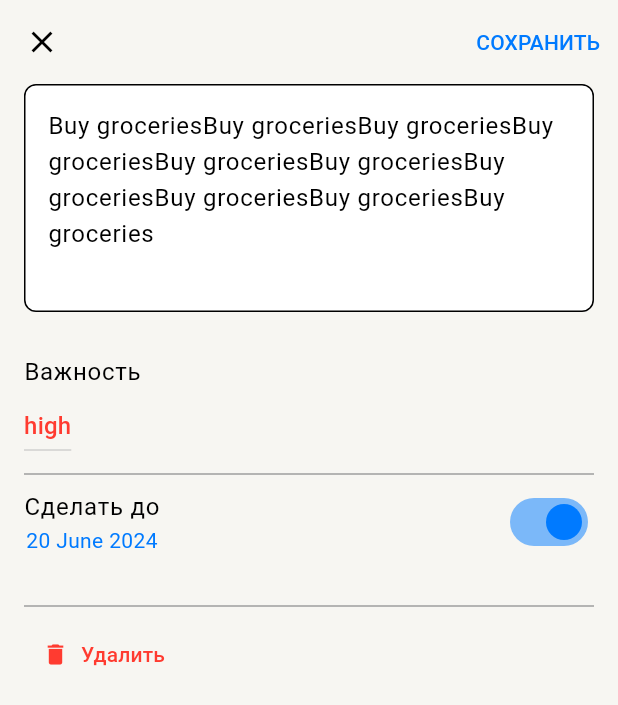
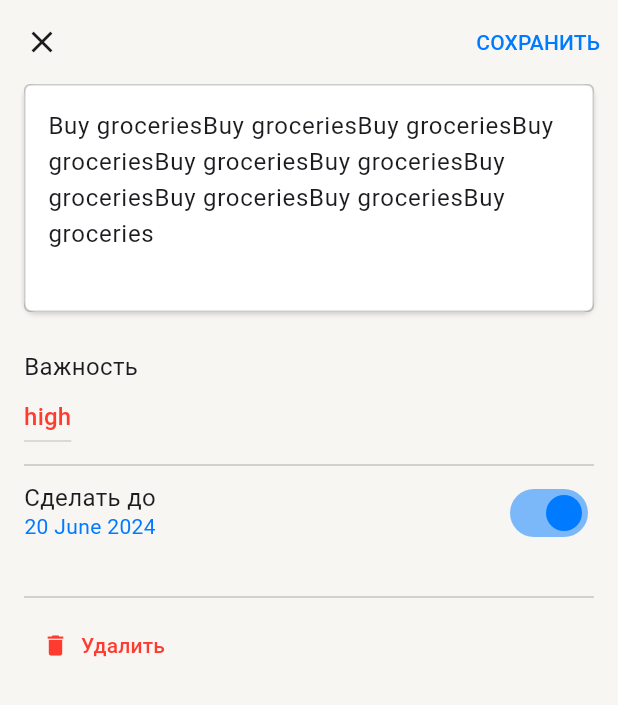
Before and after one commit to truefalsemary/Flutter-todo-app, a Flutter app: the screen it shows after launch, after a tap on the "info" icon, on a phone screen of 412 x 824 dp. Shown: the top 705 px of the screen. Run offline on Flutter 3.47's test engine with Material 3 defaults, Android fonts, the phone set to English and light mode, and no system bars; our stand-ins replace equatable, flutter_bloc; missing offline and left inert: theme_extensions_builder_annotation.

Commit message:
feat: add themes

```diff
--- a/lib/data/task_entity.dart
+++ b/lib/data/task_entity.dart
@@ -51,10 +51,8 @@ class TodoEntity extends Equatable {
 enum Priority {
   no,
   low,
-  high,
-}
+  high;
 
-extension PriorityExt on Priority {
   parseToString() {
     switch (this) {
       case Priority.no:
--- a/lib/main.dart
+++ b/lib/main.dart
@@ -1,5 +1,6 @@
 import 'package:flutter/material.dart';
 import 'package:flutter_bloc/flutter_bloc.dart';
+import 'package:flutter_todo_app/ui/common/app_colors.dart';
 import 'package:flutter_todo_app/ui/screens/main_screen.dart';
 import 'package:flutter_todo_app/ui/screens/task_screen.dart';
 import 'package:logging/logging.dart';
@@ -31,40 +32,58 @@ class MyApp extends StatelessWidget {
           TaskScreen.routeName: (context) => const TaskScreen(),
         },
         title: 'Flutter Demo',
-        theme: ThemeData(
-          colorScheme: const ColorScheme(
-            brightness: Brightness.light,
-            primary: Color(0xFFF7F6F2),
-            onPrimary: Color(0xFF000000),
-            // secondary: Color(0xFFFFFFFF),
-            // onSecondary: Color(0x99000000),
-            secondary: Color(0xFF007AFF),
-            onSecondary: Color(0xFFFFFFFF),
-            tertiary: Color(0x4D000000),
-            error: Color(0xFFFF3B30),
-            onError: Color(0xFFFFFFFF),
-            surface: Color(0xFFF7F6F2),
-            onSurface: Color(0xFF000000),
-          ),
-
+        theme: ThemeData.light(useMaterial3: true).copyWith(
           // TODO(TrueFalseMary): подумать как лучше сделать тему с учетом критических заметок
           checkboxTheme: const CheckboxThemeData(),
-
+          textSelectionTheme: const TextSelectionThemeData(
+            cursorColor: AppColors.lightColorBlue,
+            selectionHandleColor: AppColors.lightColorBlue,
+          ),
           datePickerTheme: DatePickerThemeData(
             cancelButtonStyle: TextButton.styleFrom(
-              foregroundColor: const Color(0xFF007AFF),
+              foregroundColor: AppColors.lightColorBlue,
             ),
             confirmButtonStyle: TextButton.styleFrom(
-              foregroundColor: const Color(0xFF007AFF),
+              foregroundColor: AppColors.lightColorBlue,
+            ),
+            backgroundColor: AppColors.lightBackPrimary,
+            dayStyle: const TextStyle(color: Colors.white),
+            dayBackgroundColor: WidgetStateProperty.resolveWith((states) {
+              if (states.contains(WidgetState.selected)) {
+                return AppColors
+                    .lightColorBlue; // Change background color of selected day
+              }
+              return Colors
+                  .transparent; // Background color of non-selected days
+            }),
+            todayBackgroundColor: WidgetStateProperty.resolveWith((states) {
+              if (states.contains(WidgetState.selected)) {
+                return AppColors
+                    .lightColorBlue; // Change background color of selected day
+              }
+              return Colors
+                  .transparent; // Background color of non-selected days
+            }),
+            todayBorder: const BorderSide(color: AppColors.lightColorBlue),
+          ),
+          iconTheme: const IconThemeData(color: AppColors.lightLabelTertiary),
+          floatingActionButtonTheme: const FloatingActionButtonThemeData(
+            backgroundColor: AppColors.lightColorBlue,
+            foregroundColor: AppColors.lightBackPrimary,
+            shape: CircleBorder(),
+          ),
+          inputDecorationTheme: const InputDecorationTheme(
+            labelStyle: TextStyle(color: AppColors.lightLabelPrimary),
+            // isCollapsed: true,
+
+            enabledBorder: OutlineInputBorder(
+              borderSide: BorderSide(color: AppColors.lightSupportSeparator),
+            ),
+            focusedBorder: OutlineInputBorder(
+              borderSide: BorderSide(color: AppColors.lightSupportSeparator),
             ),
           ),
-          iconTheme: const IconThemeData(color: Color(0x4D000000)),
-          floatingActionButtonTheme: const FloatingActionButtonThemeData(
-            backgroundColor: Color(0xFF007AFF),
-            foregroundColor: Color(0xFFFFFFFF),
-            shape: CircleBorder(),
-          ),
-          useMaterial3: true,
+          extensions: <ThemeExtension>[AppColorsTheme.light()],
         ),
       ),
     );
--- /dev/null
+++ b/lib/ui/common/app_colors.dart
@@ -0,0 +1,118 @@
+import 'package:flutter/material.dart';
+import 'package:theme_extensions_builder_annotation/theme_extensions_builder_annotation.dart';
+
+part 'app_colors.g.theme.dart';
+
+@immutable
+@themeExtensions
+class AppColorsTheme extends ThemeExtension<AppColorsTheme>
+    with _$ThemeExtensionMixin {
+  const AppColorsTheme(
+      {required this.supportSeparator,
+      required this.supportOverlay,
+      required this.labelPrimary,
+      required this.labelSecondary,
+      required this.labelTertiary,
+      required this.labelDisable,
+      required this.colorRed,
+      required this.colorGreen,
+      required this.colorBlue,
+      required this.colorGray,
+      required this.colorLightGray,
+      required this.colorWhite,
+      required this.backPrimary,
+      required this.backSecondary,
+      required this.backElevated});
+
+  factory AppColorsTheme.light() {
+    return const AppColorsTheme(
+      supportSeparator: AppColors.lightSupportSeparator,
+      supportOverlay: AppColors.lightSupportOverlay,
+      labelPrimary: AppColors.lightLabelPrimary,
+      labelSecondary: AppColors.lightLabelSecondary,
+      labelTertiary: AppColors.lightLabelTertiary,
+      labelDisable: AppColors.lightLabelDisable,
+      colorRed: AppColors.lightColorRed,
+      colorGreen: AppColors.lightColorGreen,
+      colorBlue: AppColors.lightColorBlue,
+      colorGray: AppColors.lightColorGray,
+      colorLightGray: AppColors.lightColorLightGray,
+      colorWhite: AppColors.lightColorWhite,
+      backPrimary: AppColors.lightBackPrimary,
+      backSecondary: AppColors.lightBackSecondary,
+      backElevated: AppColors.lightBackElevated,
+    );
+  }
+
+  factory AppColorsTheme.dark() {
+    return const AppColorsTheme(
+      supportSeparator: AppColors.darkSupportSeparator,
+      supportOverlay: AppColors.darkSupportOverlay,
+      labelPrimary: AppColors.darkLabelPrimary,
+      labelSecondary: AppColors.darkLabelSecondary,
+      labelTertiary: AppColors.darkLabelTertiary,
+      labelDisable: AppColors.darkLabelDisable,
+      colorRed: AppColors.darkColorRed,
+      colorGreen: AppColors.darkColorGreen,
+      colorBlue: AppColors.darkColorBlue,
+      colorGray: AppColors.darkColorGray,
+      colorLightGray: AppColors.darkColorLightGray,
+      colorWhite: AppColors.darkColorWhite,
+      backPrimary: AppColors.darkBackPrimary,
+      backSecondary: AppColors.darkBackSecondary,
+      backElevated: AppColors.darkBackElevated,
+    );
+  }
+
+  final Color supportSeparator;
+  final Color supportOverlay;
+  final Color labelPrimary;
+  final Color labelSecondary;
+  final Color labelTertiary;
+  final Color labelDisable;
+  final Color colorRed;
+  final Color colorGreen;
+  final Color colorBlue;
+  final Color colorGray;
+  final Color colorLightGray;
+  final Color colorWhite;
+  final Color backPrimary;
+  final Color backSecondary;
+  final Color backElevated;
+}
+
+class AppColors {
+  AppColors._();
+
+  static const lightSupportSeparator = Color(0x33000000);
+  static const lightSupportOverlay = Color(0x0F000000);
+  static const lightLabelPrimary = Color(0xFF000000);
+  static const lightLabelSecondary = Color(0x99000000);
+  static const lightLabelTertiary = Color(0x4D000000);
+  static const lightLabelDisable = Color(0x26000000);
+  static const lightColorRed = Color(0xFFFF3B30);
+  static const lightColorGreen = Color(0xFF34C759);
+  static const lightColorBlue = Color(0xFF007AFF);
+  static const lightColorGray = Color(0xFF8E8E93);
+  static const lightColorLightGray = Color(0xFFD1D1D6);
+  static const lightColorWhite = Color(0xFFFFFFFF);
+  static const lightBackPrimary = Color(0xFFF7F6F2);
+  static const lightBackSecondary = Color(0xFFFFFFFF);
+  static const lightBackElevated = Color(0xFFFFFFFF);
+
+  static const darkSupportSeparator = Color(0x33FFFFFF);
+  static const darkSupportOverlay = Color(0x52000000);
+  static const darkLabelPrimary = Color(0xFFFFFFFF);
+  static const darkLabelSecondary = Color(0x99FFFFFF);
+  static const darkLabelTertiary = Color(0x66FFFFFF);
+  static const darkLabelDisable = Color(0x26FFFFFF);
+  static const darkColorRed = Color(0xFFFF453A);
+  static const darkColorGreen = Color(0xFF32D74B);
+  static const darkColorBlue = Color(0xFF0A84FF);
+  static const darkColorGray = Color(0xFF48484A);
+  static const darkColorLightGray = Color(0xFFD1D1D6);
+  static const darkColorWhite = Color(0xFFFFFFFF);
+  static const darkBackPrimary = Color(0xFF161618);
+  static const darkBackSecondary = Color(0xFF252528);
+  static const darkBackElevated = Color(0xFF3C3C3F);
+}
--- /dev/null
+++ b/lib/ui/common/app_fonts.dart
@@ -0,0 +1,39 @@
+import 'package:flutter/material.dart';
+
+class AppFonts {
+  static TextStyle b1 = const TextStyle(
+    fontWeight: FontWeight.w400,
+    fontSize: 16,
+    height: 20.0 / 16,
+  );
+
+  static TextStyle b2 = const TextStyle(
+    fontWeight: FontWeight.w400,
+    fontSize: 16,
+    height: 18.0 / 16,
+  );
+
+  static TextStyle b3 = const TextStyle(
+    fontWeight: FontWeight.w400,
+    fontSize: 16,
+    height: 1,
+  );
+
+  static TextStyle h1 = const TextStyle(
+    fontWeight: FontWeight.w500,
+    fontSize: 32,
+    height: 37.5 / 32,
+  );
+
+  static TextStyle caption1 = const TextStyle(
+    fontWeight: FontWeight.w400,
+    fontSize: 14,
+    height: 20.0 / 14,
+  );
+
+  static TextStyle caption2 = const TextStyle(
+    fontWeight: FontWeight.w400,
+    fontSize: 14,
+    height: 16.0 / 14,
+  );
+}
--- a/lib/ui/components/many_tasks/app_checkbox.dart
+++ b/lib/ui/components/many_tasks/app_checkbox.dart
@@ -1,4 +1,5 @@
 import 'package:flutter/material.dart';
+import 'package:flutter_todo_app/ui/common/app_colors.dart';
 
 class AppCheckbox extends StatelessWidget {
   const AppCheckbox({
@@ -17,30 +18,26 @@ class AppCheckbox extends StatelessWidget {
     return Checkbox(
       value: value,
       onChanged: onChanged,
-      activeColor: Colors.red,
       side: BorderSide(
         color: isCritical
-            ? Theme.of(context).colorScheme.error
-            : Theme.of(context)
-                .colorScheme
-                .tertiary, // Customize the border color here
-        width: 2.0, // Adjust the border width if needed
+            ? context.appColors.colorRed
+            : context.appColors.supportSeparator,
+        width: 2.0,
       ),
-      checkColor: Theme.of(context).colorScheme.primary,
+      checkColor: context.appColors.backPrimary,
       fillColor: WidgetStateProperty.resolveWith<Color>((states) {
         if (states.contains(WidgetState.selected)) {
           return isCritical
-              ? Theme.of(context).colorScheme.error
-              // TODO(TrueFalseMary): вынести в тему
-              : const Color(0xFF34C759);
+              ? context.appColors.colorRed
+              : context.appColors.colorGreen;
         }
         if (states.contains(WidgetState.disabled)) {
-          return Theme.of(context).colorScheme.tertiary;
+          return context.appColors.labelTertiary;
         }
 
         return isCritical
-            ? Theme.of(context).colorScheme.error.withOpacity(0.4)
-            : Theme.of(context).colorScheme.primary;
+            ? context.appColors.colorRed.withOpacity(0.4)
+            : context.appColors.colorWhite;
       }),
     );
   }
--- a/lib/ui/components/many_tasks/dismissible_list_tile.dart
+++ b/lib/ui/components/many_tasks/dismissible_list_tile.dart
@@ -10,27 +10,27 @@ class _DismissibleTodoListTile extends StatelessWidget {
     return Dismissible(
       key: ValueKey<int>(todo.id),
       background: ColoredBox(
-        color: Colors.green,
+        color: context.appColors.colorGreen,
         child: Align(
           alignment: Alignment.centerLeft,
           child: Padding(
             padding: const EdgeInsets.only(left: 24),
             child: Icon(
               Icons.check,
-              color: Theme.of(context).colorScheme.primary,
+              color: context.appColors.backPrimary,
             ),
           ),
         ),
       ),
       secondaryBackground: ColoredBox(
-        color: Colors.red,
+        color: context.appColors.colorRed,
         child: Align(
           alignment: Alignment.centerRight,
           child: Padding(
             padding: const EdgeInsets.only(right: 24),
             child: Icon(
               Icons.delete,
-              color: Theme.of(context).colorScheme.primary,
+              color: context.appColors.backPrimary,
             ),
           ),
         ),
@@ -86,9 +86,7 @@ class _TodoListTile extends StatelessWidget {
                   ? TextDecoration.lineThrough
                   : TextDecoration.none,
               decorationColor: todo.isCompleted
-                  ? Theme.of(context)
-                      .colorScheme
-                      .tertiary // Change this to your desired line color
+                  ? context.appColors.labelTertiary
                   : Colors.transparent,
             ),
           )),
--- a/lib/ui/components/many_tasks/main_screen_appbar.dart
+++ b/lib/ui/components/many_tasks/main_screen_appbar.dart
@@ -34,12 +34,17 @@ class _MainScreenSliverPersistentHeaderDelegate
       alignment: Alignment.bottomCenter,
       child: DecoratedBox(
         decoration: BoxDecoration(
-          color: Theme.of(context).colorScheme.surface,
+          color: context.appColors.backPrimary,
           boxShadow: [
             BoxShadow(
+              offset: const Offset(0, 1),
+              color: context.appColors.supportOverlay.withOpacity(0.2),
+              blurRadius: 10,
+            ),
+            BoxShadow(
               offset: const Offset(0, 4),
-              color: Theme.of(context).colorScheme.onPrimary.withOpacity(0.4),
-              blurRadius: 10,
+              color: context.appColors.supportOverlay.withOpacity(0.12),
+              blurRadius: 5,
             )
           ],
         ),
@@ -51,7 +56,7 @@ class _MainScreenSliverPersistentHeaderDelegate
                 left: 60 - 44 * shrinkCoef,
                 child: Text(
                   'Мои дела',
-                  style: Theme.of(context).textTheme.headlineLarge,
+                  style: AppFonts.h1,
                 ),
               ),
               if (shrinkOffset < maxExtent - minExtent)
@@ -72,17 +77,17 @@ class _MainScreenSliverPersistentHeaderDelegate
     );
   }
 
-  double _countCoeff(double shrinkOffset) {
-    return math.min(shrinkOffset, maxExtent - minExtent) /
-        (maxExtent - minExtent);
-  }
-
   @override
   bool shouldRebuild(
       covariant _MainScreenSliverPersistentHeaderDelegate oldDelegate) {
     return oldDelegate.minExtent != minExtent ||
         oldDelegate.maxExtent != maxExtent ||
         oldDelegate.state != state;
+  }
+
+  double _countCoeff(double shrinkOffset) {
+    return math.min(shrinkOffset, maxExtent - minExtent) /
+        (maxExtent - minExtent);
   }
 
   Widget _buildIconButton(BuildContext context) {
@@ -94,7 +99,7 @@ class _MainScreenSliverPersistentHeaderDelegate
         (state as ManyTasksSuccess).showCompleted
             ? Icons.visibility_off
             : Icons.visibility,
-        color: Theme.of(context).colorScheme.secondary,
+        color: context.appColors.colorBlue,
       ),
     );
   }
@@ -102,7 +107,8 @@ class _MainScreenSliverPersistentHeaderDelegate
   Widget _buildTasksCount(BuildContext context) {
     return Text(
       'Выполнено — ${(state as ManyTasksSuccess).todos.where((todo) => todo.isCompleted).length}',
-      style: Theme.of(context).textTheme.bodyLarge,
+      style: AppFonts.b2
+          .copyWith(color: context.appColors.labelTertiary.withOpacity(0.3)),
     );
   }
 }
--- a/lib/ui/components/many_tasks/task_list_widget.dart
+++ b/lib/ui/components/many_tasks/task_list_widget.dart
@@ -13,10 +13,22 @@ class _TaskListWidget extends StatelessWidget {
       return SliverPadding(
           padding: const EdgeInsets.symmetric(horizontal: 8, vertical: 16),
           sliver: DecoratedSliver(
-            decoration: const BoxDecoration(
+            decoration: BoxDecoration(
               color: Colors.white,
               shape: BoxShape.rectangle,
-              borderRadius: BorderRadius.all(Radius.circular(8)),
+              borderRadius: const BorderRadius.all(Radius.circular(8)),
+              boxShadow: [
+                BoxShadow(
+                  offset: Offset.zero,
+                  color: context.appColors.supportOverlay.withOpacity(0.06),
+                  blurRadius: 2,
+                ),
+                BoxShadow(
+                  offset: const Offset(0, 2),
+                  color: context.appColors.supportOverlay.withOpacity(0.12),
+                  blurRadius: 2,
+                )
+              ],
             ),
             sliver: SliverPadding(
               padding: const EdgeInsets.only(top: 4),
--- a/lib/ui/components/one_task/task_deadline_section_widget.dart
+++ b/lib/ui/components/one_task/task_deadline_section_widget.dart
@@ -13,18 +13,16 @@ class _DeadlineSection extends StatelessWidget {
           children: [
             Text(
               'Сделать до',
-              style: Theme.of(context).textTheme.bodyLarge,
+              style: AppFonts.b2,
             ),
             Text(
               formatDate(context.watch<OneTaskNotifier>().todo.deadline) ?? '',
-              style: TextStyle(
-                color: Theme.of(context).colorScheme.secondary,
-              ),
+              style: TextStyle(color: context.appColors.colorBlue),
             ),
           ],
         ),
         Switch(
-            activeColor: Theme.of(context).colorScheme.secondary,
+            activeColor: context.appColors.colorBlue,
             value: context.watch<OneTaskNotifier>().todo.deadline != null,
             onChanged: (value) async {
               if (!value) {
@@ -77,11 +75,11 @@ class _DeleteSection extends StatelessWidget {
             },
             label: Text(
               'Удалить',
-              style: TextStyle(color: Theme.of(context).colorScheme.error),
+              style: TextStyle(color: context.appColors.colorRed),
             ),
             icon: Icon(
               Icons.delete,
-              color: Theme.of(context).colorScheme.error,
+              color: context.appColors.colorRed,
             )),
       ),
     );
--- a/lib/ui/components/one_task/task_description_widget.dart
+++ b/lib/ui/components/one_task/task_description_widget.dart
@@ -7,15 +7,22 @@ class _DescriptionTextField extends StatelessWidget {
   Widget build(BuildContext context) {
     return DecoratedBox(
       decoration: BoxDecoration(
-          color: Colors.white,
+        color: context.appColors.backSecondary,
         shape: BoxShape.rectangle,
         borderRadius: const BorderRadius.all(Radius.circular(8)),
         boxShadow: [
           BoxShadow(
-              color: Theme.of(context).colorScheme.primary,
+            offset: Offset.zero,
+            color: context.appColors.supportOverlay.withOpacity(0.06),
             blurRadius: 2,
           ),
-          ]),
+          BoxShadow(
+            offset: const Offset(0, 2),
+            color: context.appColors.supportOverlay.withOpacity(0.12),
+            blurRadius: 2,
+          )
+        ],
+      ),
       child: TextField(
         minLines: 5,
         onChanged: context.read<OneTaskNotifier>().onChangeText,
@@ -23,16 +30,13 @@ class _DescriptionTextField extends StatelessWidget {
         decoration: InputDecoration(
           border: const OutlineInputBorder(
             borderSide: BorderSide(style: BorderStyle.none),
-            borderRadius: BorderRadius.all(
-              Radius.circular(8),
-              // Radius.zero,
-            ),
           ),
           hintText: 'Что надо сделать...',
-          constraints: const BoxConstraints(
-            minHeight: 104,
+          hintStyle: AppFonts.b2.copyWith(
+            color: context.appColors.labelTertiary,
           ),
-          fillColor: Theme.of(context).colorScheme.onSecondary,
+          constraints: const BoxConstraints(minHeight: 104),
+          // fillColor: context.appColors.backSecondary,
         ),
         keyboardType: TextInputType.multiline,
         maxLines: null,
--- a/lib/ui/components/one_task/task_priority_section_widget.dart
+++ b/lib/ui/components/one_task/task_priority_section_widget.dart
@@ -8,21 +8,19 @@ class _PrioritySection extends StatelessWidget {
     return Column(
       crossAxisAlignment: CrossAxisAlignment.start,
       children: [
-        Text(
-          'Важность',
-          style: Theme.of(context).textTheme.bodyLarge,
-        ),
+        Text('Важность', style: AppFonts.b2),
         DropdownButton<Priority>(
+          dropdownColor: context.appColors.backPrimary,
           iconSize: 0.0,
           value: context.watch<OneTaskNotifier>().todo.priority,
           items:
-          Priority.values.map<DropdownMenuItem<Priority>>((Priority value) {
+              Priority.values.map<DropdownMenuItem<Priority>>((Priority value) {
             if (value == Priority.high) {
               return DropdownMenuItem<Priority>(
                 value: value,
                 child: Text(
                   value.parseToString(),
-                  style: TextStyle(color: Theme.of(context).colorScheme.error),
+                  style: TextStyle(color: context.appColors.colorRed),
                 ),
               );
             }
--- a/lib/ui/screens/main_screen.dart
+++ b/lib/ui/screens/main_screen.dart
@@ -1,6 +1,8 @@
 import 'package:flutter/material.dart';
 import 'package:flutter_bloc/flutter_bloc.dart';
 import 'package:flutter_todo_app/data/task_entity.dart';
+import 'package:flutter_todo_app/ui/common/app_colors.dart';
+import 'package:flutter_todo_app/ui/common/app_fonts.dart';
 import 'package:flutter_todo_app/ui/components/many_tasks/app_checkbox.dart';
 import 'package:flutter_todo_app/ui/components/app_material_wrapper.dart';
 
@@ -24,8 +26,7 @@ class MainScreen extends StatelessWidget {
     return BlocBuilder<ManyTasksBloc, ManyTasksState>(
         builder: (BuildContext context, ManyTasksState state) {
       return Scaffold(
-        // No appbar provided to the Scaffold, only a body with a
-        // CustomScrollView.
+        backgroundColor: context.appColors.backPrimary,
         body: CustomScrollView(
           slivers: [
             SliverPersistentHeader(
--- a/lib/ui/screens/task_screen.dart
+++ b/lib/ui/screens/task_screen.dart
@@ -1,5 +1,7 @@
 import 'package:flutter/material.dart';
 import 'package:flutter_todo_app/data/task_entity.dart';
+import 'package:flutter_todo_app/ui/common/app_colors.dart';
+import 'package:flutter_todo_app/ui/common/app_fonts.dart';
 import 'package:flutter_todo_app/ui/components/app_material_wrapper.dart';
 import 'package:intl/intl.dart';
 import 'package:provider/provider.dart';
@@ -37,8 +39,9 @@ class TaskScreen extends StatelessWidget {
       },
       child: Builder(builder: (context) {
         return Scaffold(
-            backgroundColor: Theme.of(context).colorScheme.surface,
+            backgroundColor: context.appColors.backPrimary,
             appBar: AppBar(
+                backgroundColor: context.appColors.backPrimary,
                 leading: AppMaterialWrapper(
                     child: IconButton(
                         onPressed: () => Navigator.maybePop(context),
@@ -46,7 +49,7 @@ class TaskScreen extends StatelessWidget {
                 actions: [
                   TextButton(
                     style: TextButton.styleFrom(
-                      foregroundColor: Theme.of(context).colorScheme.secondary,
+                      foregroundColor: context.appColors.colorBlue,
                     ),
                     onPressed: () {
                       final todo = context.read<OneTaskNotifier>().todo;
@@ -63,10 +66,10 @@ class TaskScreen extends StatelessWidget {
                   const _DescriptionTextField(),
                   const SizedBox(height: 28),
                   const _PrioritySection(),
-                  const Divider(color: Colors.grey),
+                  Divider(color: context.appColors.supportSeparator),
                   const _DeadlineSection(),
                   const SizedBox(height: 24),
-                  const Divider(color: Colors.grey),
+                  Divider(color: context.appColors.supportSeparator),
                   _DeleteSection(isNew: isNew),
                 ],
               ),
--- a/pubspec.yaml
+++ b/pubspec.yaml
@@ -19,11 +19,14 @@ dependencies:
   spider: ^4.2.2
   provider: ^6.1.2
   intl: ^0.19.0
+  theme_extensions_builder_annotation: ^3.1.0
 
 dev_dependencies:
   flutter_test:
     sdk: flutter
   flutter_lints: ^3.0.0
+  build_runner: ^2.4.11
+  theme_extensions_builder: ^3.1.0
 
 flutter:
   uses-material-design: true
```
Also changed, not shown: lib/ui/common/app_colors.g.theme.dart (added, +194 -0 lines), pubspec.lock. Lines whose indentation alone changed are shown as unchanged.
